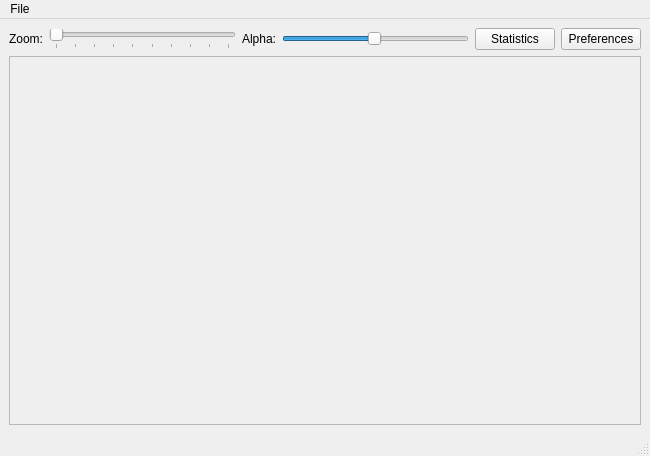
Qt form gui.ui (maxscheurer/pycontact) before a commit.
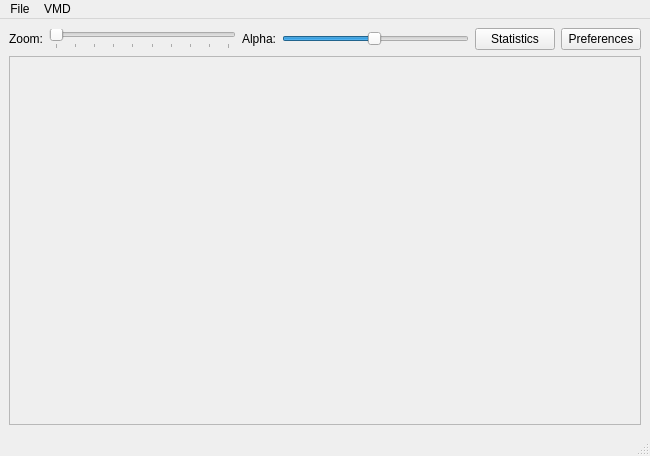
The same form after that commit.

Patch:
```diff
--- a/gui.ui
+++ b/gui.ui
@@ -155,7 +155,14 @@
     <addaction name="actionOpen"/>
     <addaction name="actionExport"/>
    </widget>
+   <widget class="QMenu" name="menuVMD">
+    <property name="title">
+     <string>VMD</string>
+    </property>
+    <addaction name="actionRun_VMD_contact_search"/>
+   </widget>
    <addaction name="menuFile"/>
+   <addaction name="menuVMD"/>
   </widget>
   <widget class="QStatusBar" name="statusbar"/>
   <action name="actionOpen">
```
Left out of the diff: 5 changed lines with no effect on the pictures.
